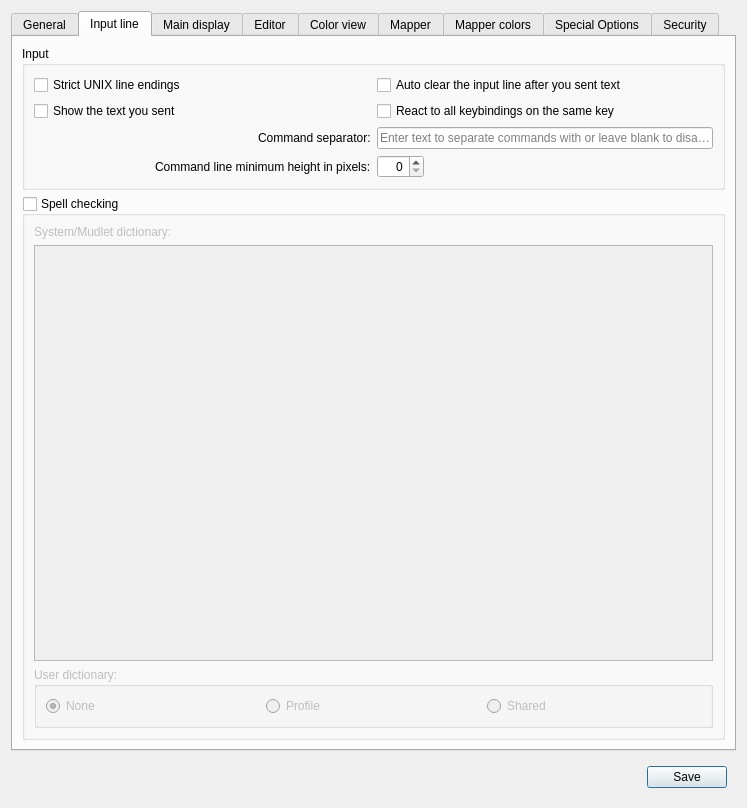
First picture: the form in src/ui/profile_preferences.ui, repository Mudlet/Mudlet, before the edit.
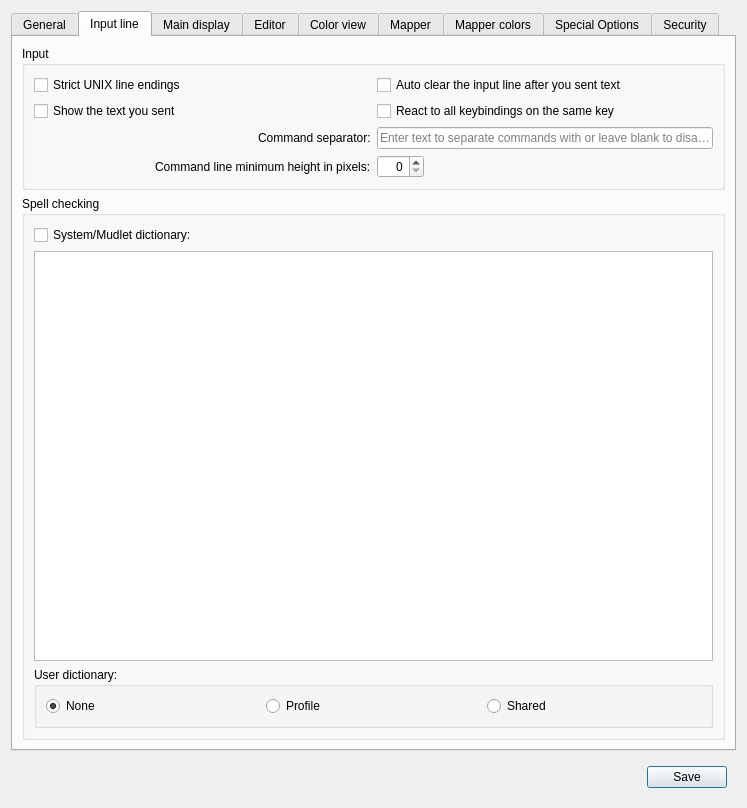
Second picture: the form after the edit. The open tabs and pages were chosen to show the change. Icons and pictures are not drawn. Custom widgets are drawn as their Qt base class.

Commit message:
Revise: lua API can access spelling even when command-line checks disabled
Also handle the case should a main dictionary not be found.

```diff
--- a/src/ui/profile_preferences.ui
+++ b/src/ui/profile_preferences.ui
@@ -571,7 +571,7 @@
           <string>Spell checking</string>
          </property>
          <property name="checkable">
-          <bool>true</bool>
+          <bool>false</bool>
          </property>
          <property name="checked">
           <bool>false</bool>
@@ -581,9 +581,12 @@
          </property>
          <layout class="QVBoxLayout" name="verticalLayout_2">
           <item>
-           <widget class="QLabel" name="label_chooseSpellCheckDictionary">
+           <widget class="QCheckBox" name="checkBox_spellCheck">
+            <property name="toolTip">
+             <string>&lt;p&gt;This option controls spell-checking on the command line in the main console for this profile.&lt;/p&gt;&lt;p&gt;&lt;i&gt;The dictionary selected below will be available to the lua sub-system whether this is checked or not.&lt;/i&gt;&lt;/p&gt;</string>
+            </property>
             <property name="text">
-             <string notr="true" extracomment="This text is not for translation as it is replaced by an OS specific text on dialogue construction.">System/Mudlet dictionary:</string>
+             <string>System/Mudlet dictionary:</string>
             </property>
            </widget>
           </item>
```
Left out of the diff: 30 changed lines with no effect on the pictures. The commit also changes 3 other files.
